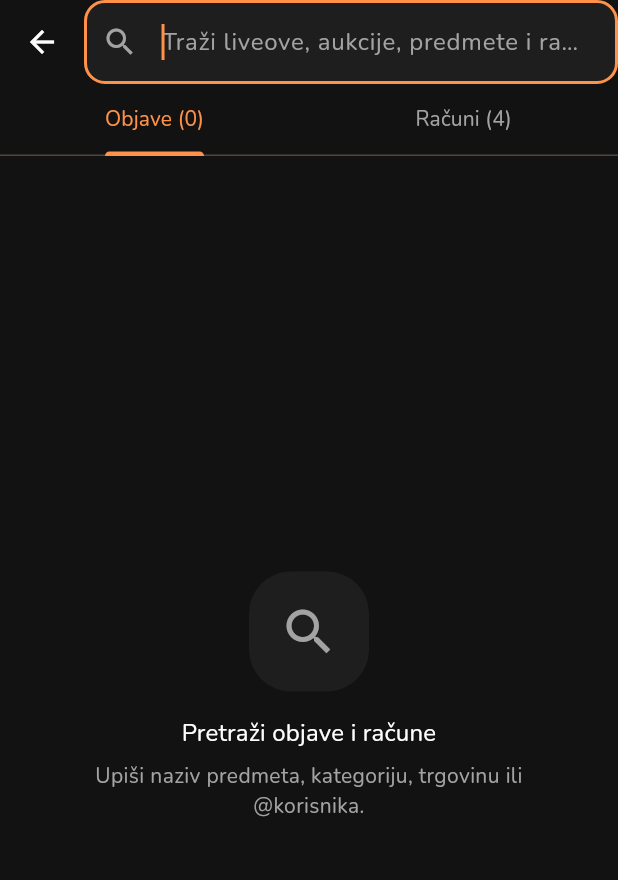
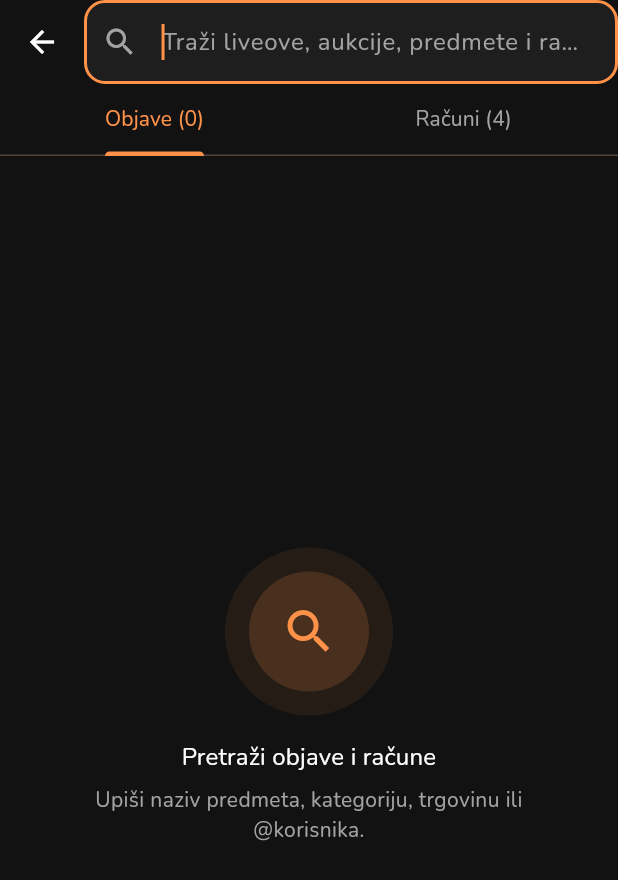
Before and after one commit to Karlo6546541/bot, a Flutter app: the screen it shows after launch, after a tap on "Pratim", after a tap on "Traži na Subhastu", on a phone screen of 412 x 824 dp. Shown: the top 880 px of the screen. Run offline on Flutter 3.47's test engine with Material 3 defaults, Android fonts, the phone set to English and light mode, and no system bars; our stand-ins replace file_picker, flutter_riverpod, hive, hive_flutter, image_picker, qr_flutter and 3 more; missing offline and left inert: dart:js_interop, dart:ui_web, dart_webrtc, flutter_webrtc; accounts and stored records are empty.

Commit message:
Ilustracije: kategorije kao predmeti sa sjajem i sjenom, placeholderi s emojijem, ljepša prazna stanja
Co-Authored-By: Claude Sonnet 5.5 <noreply@anthropic.com>
Claude-Session: https://claude.ai/code/session_01PBov6w7Hus1Rp49XeCqhPo

```diff
--- a/loop_app/lib/widgets/category_style.dart
+++ b/loop_app/lib/widgets/category_style.dart
@@ -239,26 +239,42 @@ class CategoryArt extends StatelessWidget {
   @override
   Widget build(BuildContext context) {
     final c = category.color;
-    return Container(
+    // Predmet bez okvira: meki sjaj u boji kategorije iza velikog emojija
+    // sa sjenom, kao 3D ilustracije na Whatnotu.
+    return SizedBox(
+      width: size,
+      height: size,
+      child: Stack(
+        alignment: Alignment.center,
+        children: [
+          Container(
             width: size,
             height: size,
             decoration: BoxDecoration(
-        shape: circle ? BoxShape.circle : BoxShape.rectangle,
-        borderRadius: circle ? null : BorderRadius.circular(size * 0.24),
-        gradient: LinearGradient(
-          begin: Alignment.topLeft,
-          end: Alignment.bottomRight,
+              shape: BoxShape.circle,
+              gradient: RadialGradient(
                 colors: [
-            c.withValues(alpha: LoopColors.isDark ? 0.45 : 0.22),
-            c.withValues(alpha: LoopColors.isDark ? 0.18 : 0.08),
+                  c.withValues(alpha: LoopColors.isDark ? 0.40 : 0.28),
+                  c.withValues(alpha: 0),
                 ],
               ),
-        border: Border.all(color: c.withValues(alpha: 0.35), width: 1.5),
             ),
-      alignment: Alignment.center,
-      child: Text(
+          ),
+          Text(
             category.emoji,
-        style: TextStyle(fontSize: size * 0.46, height: 1),
+            style: TextStyle(
+              fontSize: size * 0.62,
+              height: 1,
+              shadows: [
+                Shadow(
+                  color: Colors.black.withValues(alpha: 0.35),
+                  blurRadius: size * 0.12,
+                  offset: Offset(0, size * 0.06),
+                ),
+              ],
+            ),
+          ),
+        ],
       ),
     );
   }
--- a/loop_app/lib/widgets/empty_state.dart
+++ b/loop_app/lib/widgets/empty_state.dart
@@ -26,12 +26,22 @@ class EmptyState extends StatelessWidget {
           mainAxisSize: MainAxisSize.min,
           children: [
             Container(
-              padding: const EdgeInsets.all(20),
+              width: 112,
+              height: 112,
               decoration: BoxDecoration(
-                color: LoopColors.surface,
-                borderRadius: BorderRadius.circular(kRadius * 2),
+                shape: BoxShape.circle,
+                color: LoopColors.accent.withValues(alpha: 0.08),
               ),
-              child: Icon(icon, size: 40, color: LoopColors.textSecondary),
+              alignment: Alignment.center,
+              child: Container(
+                width: 80,
+                height: 80,
+                decoration: BoxDecoration(
+                  shape: BoxShape.circle,
+                  color: LoopColors.accent.withValues(alpha: 0.16),
+                ),
+                child: Icon(icon, size: 38, color: LoopColors.accent),
+              ),
             ),
             const SizedBox(height: 16),
             Text(
--- a/loop_app/lib/widgets/item_image.dart
+++ b/loop_app/lib/widgets/item_image.dart
@@ -306,17 +306,18 @@ class ItemIllustration extends StatelessWidget {
           Positioned(right: -50, top: -50, child: _Ring(color: c, size: 200)),
           Positioned(left: -30, bottom: -60, child: _Ring(color: c, size: 160)),
           Center(
-            child: Container(
-              padding: EdgeInsets.all(iconSize * 0.39),
-              decoration: BoxDecoration(
-                shape: BoxShape.circle,
-                color: LoopColors.background.withValues(alpha: 0.35),
-                border: Border.all(color: c.withValues(alpha: 0.5), width: 2),
-              ),
-              child: Icon(
-                category.icon,
-                size: iconSize,
-                color: LoopColors.textPrimary,
+            child: Text(
+              category.emoji,
+              style: TextStyle(
+                fontSize: iconSize * 1.7,
+                height: 1,
+                shadows: [
+                  Shadow(
+                    color: Colors.black.withValues(alpha: 0.4),
+                    blurRadius: iconSize * 0.3,
+                    offset: Offset(0, iconSize * 0.12),
+                  ),
+                ],
               ),
             ),
           ),
```
Lines whose indentation alone changed are shown as unchanged.
